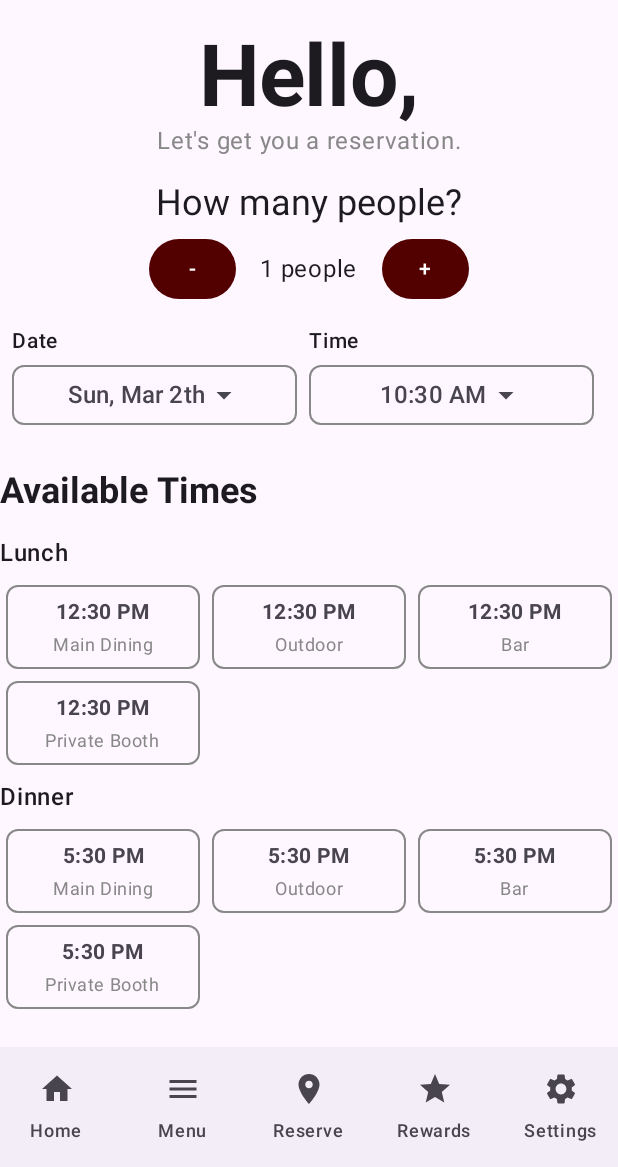
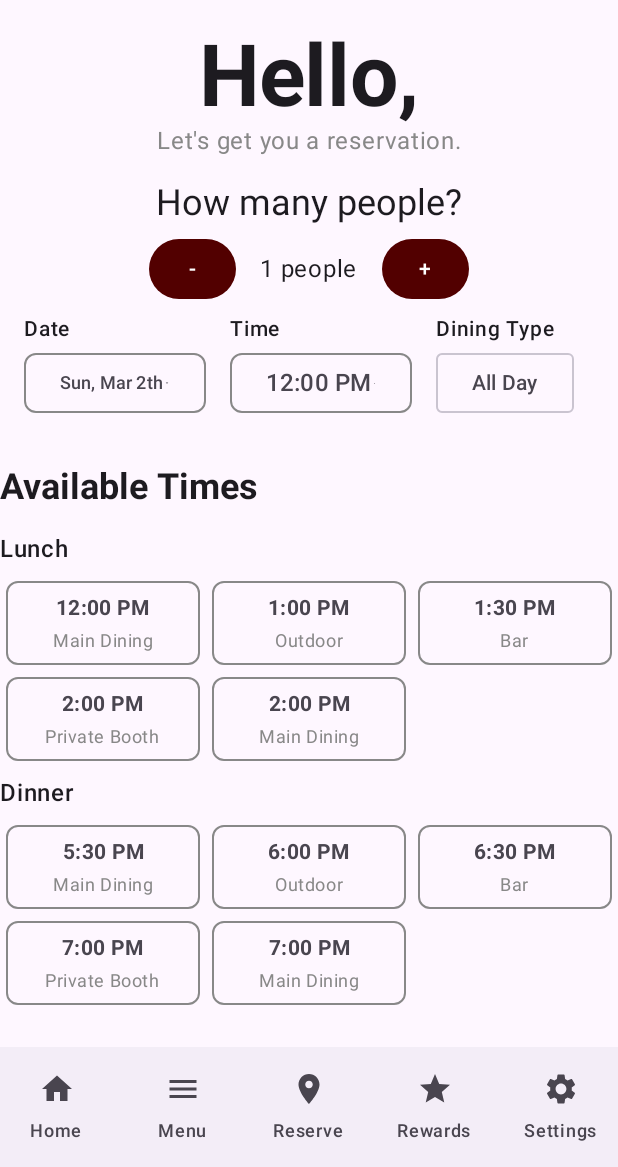
Before and after one commit to emi-a-dinh/mood_swing, an Android app built with Jetpack Compose: the ReservationScreen screen opened through its navigation route, on a phone screen of 412 x 824 dp, the part 69-1236 px from its top. Run offline under Robolectric (Android 15) with nearby library versions, the light colour scheme and no system bars.

Commit message:
reservation differ based on what's chosen

```diff
--- a/app/src/main/java/com/zybooks/moodswing/ui/ReservationScreen.kt
+++ b/app/src/main/java/com/zybooks/moodswing/ui/ReservationScreen.kt
@@ -2,10 +2,14 @@ package com.zybooks.moodswing.ui
 
 import android.app.DatePickerDialog
 import android.app.TimePickerDialog
+import android.os.Build
+import androidx.annotation.RequiresApi
 import androidx.compose.foundation.BorderStroke
+import androidx.compose.foundation.layout.Arrangement
 import androidx.compose.foundation.layout.Column
 import androidx.compose.foundation.layout.Row
 import androidx.compose.foundation.layout.fillMaxWidth
+import androidx.compose.foundation.layout.height
 import androidx.compose.foundation.layout.padding
 import androidx.compose.foundation.layout.width
 import androidx.compose.foundation.lazy.grid.GridCells
@@ -16,13 +20,19 @@ import androidx.compose.material.icons.Icons
 import androidx.compose.material.icons.filled.ArrowDropDown
 import androidx.compose.material3.AlertDialog
 import androidx.compose.material3.Button
+import androidx.compose.material3.DropdownMenu
+import androidx.compose.material3.DropdownMenuItem
 import androidx.compose.material3.Icon
 import androidx.compose.material3.MaterialTheme
 import androidx.compose.material3.OutlinedButton
 import androidx.compose.material3.Text
 import androidx.compose.runtime.Composable
+import androidx.compose.runtime.State
+import androidx.compose.runtime.collectAsState
+import androidx.compose.runtime.getValue
 import androidx.compose.runtime.mutableStateOf
 import androidx.compose.runtime.remember
+import androidx.compose.runtime.setValue
 import androidx.compose.ui.Alignment
 import androidx.compose.ui.Modifier
 import androidx.compose.ui.graphics.Color
@@ -30,7 +40,11 @@ import androidx.compose.ui.platform.LocalContext
 import androidx.compose.ui.text.font.FontWeight
 import androidx.compose.ui.unit.dp
 import androidx.compose.ui.unit.sp
+import androidx.lifecycle.compose.collectAsStateWithLifecycle
+import androidx.lifecycle.viewmodel.compose.viewModel
 import java.text.SimpleDateFormat
+import java.time.LocalTime
+import java.time.format.DateTimeFormatter
 import java.util.Calendar
 import java.util.Locale
 
@@ -53,27 +67,55 @@ fun ReservationScreen(viewModel: ReservationViewModel) {
 
         Text("How many people?", style = MaterialTheme.typography.headlineSmall)
         GuestCounter(
-            guestCount = viewModel.guestCount.value,
-            onCountChanged = { newCount -> viewModel.guestCount.value = newCount }
+            guestCount = viewModel.guestCount.collectAsState().value,
+            viewModel::alterGuestCount
         )
         LazyVerticalGrid(
-            columns = GridCells.Fixed(2),
-
-            modifier = Modifier.padding(8.dp)
+            columns = GridCells.Fixed(3),
+            modifier = Modifier.fillMaxWidth().height(85.dp).padding(start = 16.dp),
+            horizontalArrangement = Arrangement.spacedBy(16.dp)
         ) {
             item{
-                DatePickerComponent()}
+                DatePickerComponent(viewModel)}
             item{
-                TimePickerComponent()}
+                TimePickerComponent(viewModel)}
+            item{
+                DiningTypeComponent(viewModel)
+            }
         }
         AvailableTimesSection(viewModel)
     }
+}
 
+@Composable
+fun DiningTypeComponent(viewModel: ReservationViewModel){
+    var expanded by remember { mutableStateOf(false) }
+    val currentDiningTime by viewModel.selectedDiningTime.collectAsState()
+    val diningTimes by viewModel.diningTimes.collectAsState()
+
+
+    Column(modifier = Modifier.fillMaxWidth()) {
+        Text(text = "Dining Type", fontSize = 14.sp, fontWeight = FontWeight.Medium, )
+        OutlinedButton (onClick={expanded = !expanded}, shape = RoundedCornerShape(4.dp)) {
+            Text(text = currentDiningTime)
+        }
+
+        DropdownMenu(expanded = expanded, onDismissRequest = {expanded = false}) {
+            diningTimes.forEach{
+                item ->
+                DropdownMenuItem(
+                    text = {Text(item)},
+                    onClick = {viewModel.selectDiningTime(item); expanded = false}
+                )
+            }
+        }
+    }
 
 }
 
+
 @Composable
-fun DatePickerComponent() {
+fun DatePickerComponent(viewModel: ReservationViewModel) {
     val context = LocalContext.current
     val calendar = Calendar.getInstance()
     val dateFormatter = remember { SimpleDateFormat("EEE, MMM d'th'", Locale.getDefault()) }
@@ -86,7 +128,7 @@ fun DatePickerComponent() {
             context,
             { _, year, month, day ->
                 calendar.set(year, month, day)
-                selectedDate.value = dateFormatter.format(calendar.time)
+                viewModel.alterDate(dateFormatter.format(calendar.time))
             },
             calendar.get(Calendar.YEAR),
             calendar.get(Calendar.MONTH),
@@ -95,7 +137,7 @@ fun DatePickerComponent() {
         showDatePicker.value = false
     }
 
-    Column {
+    Column (modifier = Modifier.fillMaxWidth()){
         Text(text = "Date", fontSize = 14.sp, fontWeight = FontWeight.Medium, )
         OutlinedButton(
             onClick = { showDatePicker.value = true },
@@ -104,23 +146,24 @@ fun DatePickerComponent() {
 //            colors = ButtonDefaults.outlinedButtonColors(contentColor = Color.White),
             modifier = Modifier.width(190.dp)
         ) {
-            Text(text = selectedDate.value, fontSize = 16.sp)
+            Text(text = selectedDate.value, fontSize = 12.sp, fontWeight = FontWeight.Medium)
             Icon(imageVector = Icons.Default.ArrowDropDown, contentDescription = null)
         }
     }
 }
+
 @Composable
-fun TimePickerComponent() {
+fun TimePickerComponent(viewModel: ReservationViewModel) {
     val context = LocalContext.current
     val calendar = Calendar.getInstance()
     val timeFormatter = remember { SimpleDateFormat("hh:mm a", Locale.getDefault()) }
 
-    val selectedTime = remember { mutableStateOf(timeFormatter.format(calendar.time)) }
+    val selectedTime = viewModel.time.collectAsState()
     val showTimePicker = remember { mutableStateOf(false) }
     var showAlertDialog = remember { mutableStateOf(false) }
 
-    val minHour = 9  // Earliest selectable hour (9:00 AM)
-    val maxHour = 17 // Latest selectable hour (5:00 PM)
+    val minHour = 12  // Earliest selectable hour (12:00 PM)
+    val maxHour = 21 // Latest selectable hour (9:00 PM)
 
     if (showTimePicker.value) {
         TimePickerDialog(
@@ -129,7 +172,7 @@ fun TimePickerComponent() {
                 if (hour in minHour..maxHour) {
                     calendar.set(Calendar.HOUR_OF_DAY, hour)
                     calendar.set(Calendar.MINUTE, minute)
-                    selectedTime.value = timeFormatter.format(calendar.time)
+                    viewModel.alterTime(timeFormatter.format(calendar.time))
                 } else {
                     showAlertDialog.value = true // Show AlertDialog for invalid time
                 }
@@ -141,7 +184,7 @@ fun TimePickerComponent() {
         showTimePicker.value = false
     }
 
-    Column {
+    Column (modifier = Modifier.fillMaxWidth()){
         Text(text = "Time", fontSize = 14.sp, fontWeight = FontWeight.Medium)
         OutlinedButton(
             onClick = { showTimePicker.value = true },
@@ -173,22 +216,36 @@ fun TimePickerComponent() {
 
 
 @Composable
-fun GuestCounter(guestCount: Int, onCountChanged: (Int) -> Unit) {
+fun GuestCounter(guestCount: Int, alterGuestCount: (Int) -> Unit) {
     Row(verticalAlignment = Alignment.CenterVertically) {
-        Button(onClick = { if(guestCount > 1) onCountChanged(guestCount - 1) }) {
+        Button(onClick = { if(guestCount > 1) alterGuestCount(-1) }) {
             Text("-")
         }
 
         Text("$guestCount people", modifier = Modifier.padding(16.dp))
 
-        Button(onClick = { onCountChanged(guestCount + 1) }) {
+        Button(onClick = { alterGuestCount(1) }) {
             Text("+")
         }
     }
 }
 
+@RequiresApi(Build.VERSION_CODES.O)
+fun parseTime(time: String): LocalTime {
+    val formatter = DateTimeFormatter.ofPattern("h:mm a", Locale.ENGLISH)
+    return LocalTime.parse(time, formatter)
+}
+
+
+@RequiresApi(Build.VERSION_CODES.O)
 @Composable
 fun AvailableTimesSection(viewModel: ReservationViewModel) {
+    val availableReservations by viewModel.availableReservation.collectAsState()
+    val selectedDate = viewModel.date.collectAsState()
+    val selectedTime = viewModel.time.collectAsState()
+    val selectedDiningTime = viewModel.selectedDiningTime.collectAsState()
+    val diningTime = viewModel.selectedDiningTime.collectAsState().value == "All Day"
+
     Column(modifier = Modifier.fillMaxWidth()) {
         Text(
             text = "Available Times",
@@ -197,19 +254,45 @@ fun AvailableTimesSection(viewModel: ReservationViewModel) {
             modifier = Modifier.padding(vertical = 16.dp)
         )
 
-        // Example: Lunch Period
-        Text(text = "Lunch", style = MaterialTheme.typography.bodyLarge, fontWeight = FontWeight.SemiBold)
-        LazyVerticalGrid(columns = GridCells.Fixed(3), modifier = Modifier.padding(vertical = 8.dp)) {
-            items(viewModel.availableSeatingOptions) { seating ->
-                TimeCard(timeLabel = "12:30 PM", seatingLocation = seating)
+
+        val lunchReservations = availableReservations.filter { it.diningTime == "Lunch" && it.date == selectedDate.value && parseTime(it.time) >= parseTime(selectedTime.value)}
+        val dinnerReservations = availableReservations.filter { it.diningTime == "Dinner" && it.date == selectedDate.value && parseTime(it.time) >= parseTime(selectedTime.value)}
+
+
+        if (diningTime){
+            if (lunchReservations.isNotEmpty()) {
+                Text(text = "Lunch", style = MaterialTheme.typography.bodyLarge, fontWeight = FontWeight.SemiBold)
+                LazyVerticalGrid(columns = GridCells.Fixed(3), modifier = Modifier.padding(vertical = 8.dp)) {
+                    items(lunchReservations) { reservation ->
+                        TimeCard(timeLabel = reservation.time, seatingLocation = reservation.location)
+                    }
+                }
+            }
+            if (dinnerReservations.isNotEmpty()){
+                Text(text = "Dinner", style = MaterialTheme.typography.bodyLarge, fontWeight = FontWeight.SemiBold)
+                LazyVerticalGrid(columns = GridCells.Fixed(3), modifier = Modifier.padding(vertical = 8.dp)) {
+                    items(dinnerReservations) { reservation ->
+                        TimeCard(timeLabel = reservation.time, seatingLocation = reservation.location)
+                    }
+                }
             }
         }
-
-        // Example: Dinner Period
-        Text(text = "Dinner", style = MaterialTheme.typography.bodyLarge, fontWeight = FontWeight.SemiBold)
-        LazyVerticalGrid(columns = GridCells.Fixed(3), modifier = Modifier.padding(vertical = 8.dp)) {
-            items(viewModel.availableSeatingOptions) { seating ->
-                TimeCard(timeLabel = "5:30 PM", seatingLocation = seating)
+        else {
+            if (selectedDiningTime.value == "Lunch"){
+                Text(text = "Lunch", style = MaterialTheme.typography.bodyLarge, fontWeight = FontWeight.SemiBold)
+                LazyVerticalGrid(columns = GridCells.Fixed(3), modifier = Modifier.padding(vertical = 8.dp)) {
+                    items(lunchReservations) { reservation ->
+                        TimeCard(timeLabel = reservation.time, seatingLocation = reservation.location)
+                    }
+                }
+            }
+            else{
+                Text(text = "Dinner", style = MaterialTheme.typography.bodyLarge, fontWeight = FontWeight.SemiBold)
+                LazyVerticalGrid(columns = GridCells.Fixed(3), modifier = Modifier.padding(vertical = 8.dp)) {
+                    items(dinnerReservations) { reservation ->
+                        TimeCard(timeLabel = reservation.time, seatingLocation = reservation.location)
+                    }
+                }
             }
         }
     }
--- a/app/src/main/java/com/zybooks/moodswing/ui/ReservationViewModel.kt
+++ b/app/src/main/java/com/zybooks/moodswing/ui/ReservationViewModel.kt
@@ -1,12 +1,70 @@
 package com.zybooks.moodswing.ui
 
+import android.os.Build
+import androidx.annotation.RequiresApi
 import androidx.compose.runtime.MutableState
+import androidx.compose.runtime.State
 import androidx.compose.runtime.mutableStateOf
 import androidx.lifecycle.ViewModel
+import kotlinx.coroutines.flow.MutableStateFlow
+import kotlinx.coroutines.flow.StateFlow
+import kotlinx.coroutines.flow.asStateFlow
+import java.time.LocalDate
+import java.time.LocalTime
 
 class ReservationViewModel : ViewModel() {
+    data class Reservation(val diningTime: String, val time: String, val date: String, val location: String, val guestCount : Int)
 
-    val guestCount = mutableStateOf(1)
+    private val _availableReservation = MutableStateFlow(listOf(
+        Reservation("Lunch", "12:00 PM", "Sun, Mar 2th", "Main Dining", 2),
+        Reservation("Lunch", "1:00 PM", "Sun, Mar 2th", "Outdoor", 2),
+        Reservation("Lunch", "1:30 PM", "Sun, Mar 2th", "Bar", 2),
+        Reservation("Lunch", "2:00 PM", "Sun, Mar 2th", "Private Booth", 2),
+        Reservation("Lunch", "2:00 PM", "Sun, Mar 2th", "Main Dining", 2),
+        Reservation("Dinner", "5:30 PM", "Sun, Mar 2th", "Main Dining", 2),
+        Reservation("Dinner", "6:00 PM", "Sun, Mar 2th", "Outdoor", 2),
+        Reservation("Dinner", "6:30 PM", "Sun, Mar 2th", "Bar", 2),
+        Reservation("Dinner", "7:00 PM", "Sun, Mar 2th", "Private Booth", 2),
+        Reservation("Dinner", "7:00 PM", "Sun, Mar 2th", "Main Dining", 2)
+    ))
+
+
+    val availableReservation : StateFlow<List<Reservation>> = _availableReservation.asStateFlow()
+
+    private val _diningTimes = MutableStateFlow(listOf("All Day", "Lunch", "Dinner"))
+    val diningTimes : StateFlow<List<String>> = _diningTimes.asStateFlow()
+
+    private val _selectedDiningTime = MutableStateFlow("All Day")
+    val selectedDiningTime: StateFlow<String> = _selectedDiningTime.asStateFlow()
+
+    fun selectDiningTime(category: String) {
+        _selectedDiningTime.value = category
+    }
+
+    private val _guestCount = MutableStateFlow(1)
+    val guestCount : StateFlow<Int> = _guestCount.asStateFlow()
+
+    fun alterGuestCount(value : Int){
+        _guestCount.value += value
+    }
+
+
+    private val _time = MutableStateFlow("12:00 PM")
+
+    val time : StateFlow<String> = _time.asStateFlow()
+
+
+    fun alterTime(value: String){
+        _time.value = value
+    }
+
+    private val _date = MutableStateFlow("Sun, Mar 2th")
+    val date : StateFlow<String> = _date.asStateFlow()
+
+    fun alterDate(value : String){
+        _date.value = value
+    }
+
 
     // Add seating location
     val selectedSeating = mutableStateOf<String?>(null)
@@ -14,11 +72,4 @@ class ReservationViewModel : ViewModel() {
     // Add sample availability
     val availableSeatingOptions = listOf("Main Dining", "Outdoor", "Bar", "Private Booth")
 
-    val selectedMealPeriod: MutableState<String> =
-        mutableStateOf("All Day")
-
-    val lunchTimes: List<String> =
-        listOf("11:30 AM", "12:00 PM", "12:30 PM", "1:00 PM")
-    val dinnerTimes: List<String> =
-        listOf("5:00 PM", "5:30 PM", "6:00 PM", "6:30 PM")
 }
```
